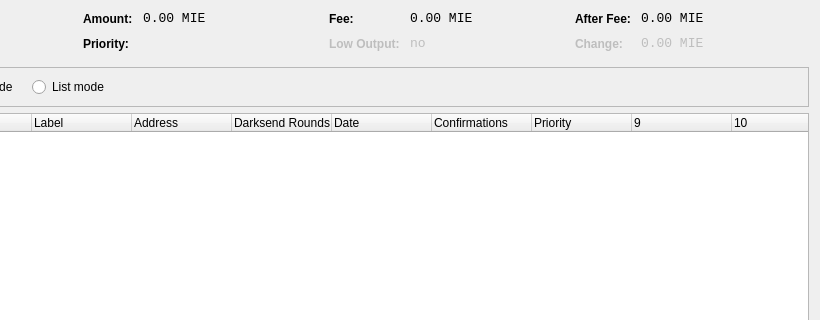
First picture: the form in src/qt/forms/coincontroldialog.ui, repository m42cx/VTR, before the edit; both pictures show x 180 to 1000 and y 0 to 320 of the 1000 by 500 pixel window.
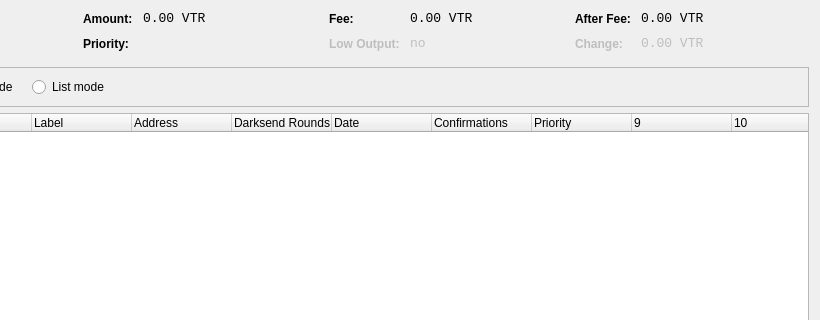
Second picture: the form after the edit. Custom widgets are drawn as their Qt base class.

What changed in the file:
```diff
--- a/src/qt/forms/coincontroldialog.ui
+++ b/src/qt/forms/coincontroldialog.ui
@@ -141,7 +141,7 @@
           <enum>Qt::ActionsContextMenu</enum>
          </property>
          <property name="text">
-          <string notr="true">0.00 MIE</string>
+          <string notr="true">0.00 VTR</string>
          </property>
          <property name="textInteractionFlags">
           <set>Qt::LinksAccessibleByMouse|Qt::TextSelectableByKeyboard|Qt::TextSelectableByMouse</set>
@@ -221,7 +221,7 @@
           <enum>Qt::ActionsContextMenu</enum>
          </property>
          <property name="text">
-          <string notr="true">0.00 MIE</string>
+          <string notr="true">0.00 VTR</string>
          </property>
          <property name="textInteractionFlags">
           <set>Qt::LinksAccessibleByMouse|Qt::TextSelectableByKeyboard|Qt::TextSelectableByMouse</set>
@@ -307,7 +307,7 @@
           <enum>Qt::ActionsContextMenu</enum>
          </property>
          <property name="text">
-          <string notr="true">0.00 MIE</string>
+          <string notr="true">0.00 VTR</string>
          </property>
          <property name="textInteractionFlags">
           <set>Qt::LinksAccessibleByMouse|Qt::TextSelectableByKeyboard|Qt::TextSelectableByMouse</set>
@@ -345,7 +345,7 @@
           <enum>Qt::ActionsContextMenu</enum>
          </property>
          <property name="text">
-          <string notr="true">0.00 MIE</string>
+          <string notr="true">0.00 VTR</string>
          </property>
          <property name="textInteractionFlags">
           <set>Qt::LinksAccessibleByMouse|Qt::TextSelectableByKeyboard|Qt::TextSelectableByMouse</set>
```
